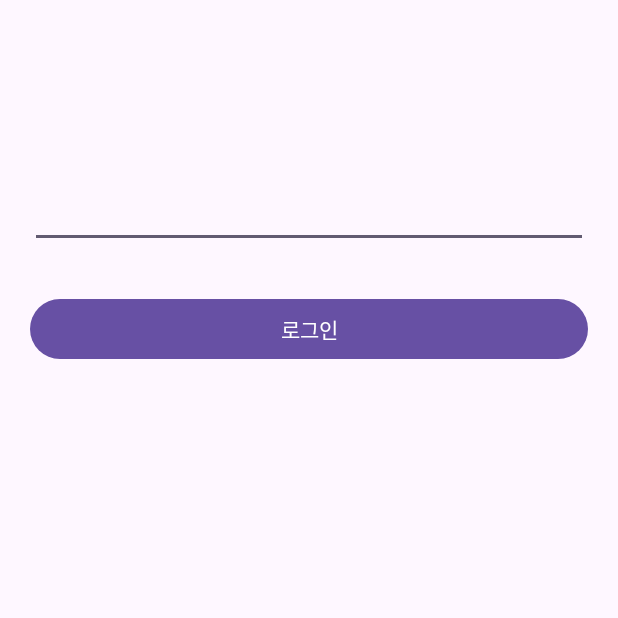
After one commit to bjl0615/Zenly_App, an Android app: the EmailLoginActivity screen opened directly, with no data from a screen before it, on a phone screen of 412 x 824 dp, the top half of it. The commit adds this screen. Run offline under Robolectric (Android 15) with nearby library versions, the phone set to English and light mode, and no system bars.

Commit message:
Zenly_App EmailActivity Email_login Add

```diff
--- /dev/null
+++ b/app/src/main/java/com/example/zenly_app/EmailLoginActivity.kt
@@ -0,0 +1,30 @@
+package com.example.zenly_app
+
+import android.content.Intent
+import android.os.Bundle
+import android.widget.Toast
+import androidx.appcompat.app.AppCompatActivity
+import com.example.zenly_app.databinding.ActivityEmailLoginBinding
+
+class EmailLoginActivity : AppCompatActivity() {
+
+    private lateinit var binding: ActivityEmailLoginBinding
+
+    override fun onCreate(savedInstanceState: Bundle?) {
+        super.onCreate(savedInstanceState)
+        binding = ActivityEmailLoginBinding.inflate(layoutInflater)
+        setContentView(binding.root)
+
+        binding.doneButton.setOnClickListener {
+            if (binding.emailEditText.text.isNotEmpty()) {
+                val data = Intent().apply {
+                    putExtra("email", binding.emailEditText.text.toString())
+                }
+                setResult(RESULT_OK, data)
+                finish()
+            } else {
+                Toast.makeText(this, "이메일을 입력해주세요.", Toast.LENGTH_SHORT).show()
+            }
+        }
+    }
+}
--- /dev/null
+++ b/app/src/main/res/layout/activity_email_login.xml
@@ -0,0 +1,29 @@
+<?xml version="1.0" encoding="utf-8"?>
+<androidx.constraintlayout.widget.ConstraintLayout xmlns:android="http://schemas.android.com/apk/res/android"
+    android:layout_width="match_parent"
+    android:layout_height="match_parent"
+    android:padding="20dp"
+    xmlns:app="http://schemas.android.com/apk/res-auto">
+
+    <EditText
+        android:id="@+id/emailEditText"
+        app:layout_constraintStart_toStartOf="parent"
+        app:layout_constraintEnd_toEndOf="parent"
+        app:layout_constraintTop_toTopOf="parent"
+        android:layout_marginTop="100dp"
+        android:layout_width="0dp"
+        android:layout_height="wrap_content" />
+
+    <Button
+        android:id="@+id/doneButton"
+        android:text="로그인"
+        android:layout_marginTop="30dp"
+        app:layout_constraintStart_toStartOf="parent"
+        app:layout_constraintEnd_toEndOf="parent"
+        app:layout_constraintTop_toBottomOf="@id/emailEditText"
+        android:layout_width="0dp"
+        android:layout_height="wrap_content" />
+
+
+
+</androidx.constraintlayout.widget.ConstraintLayout>
```
Also changed, not shown: app/src/main/AndroidManifest.xml (+5 -2 lines), app/src/main/java/com/example/zenly_app/LoginActivity.kt (+35 -16 lines).
